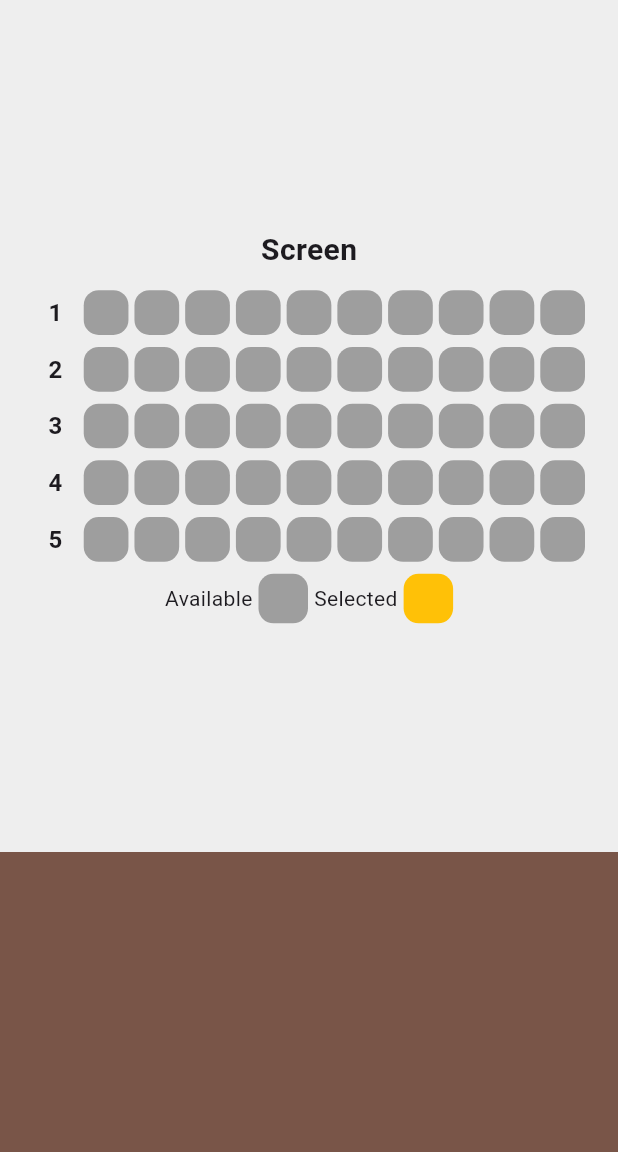
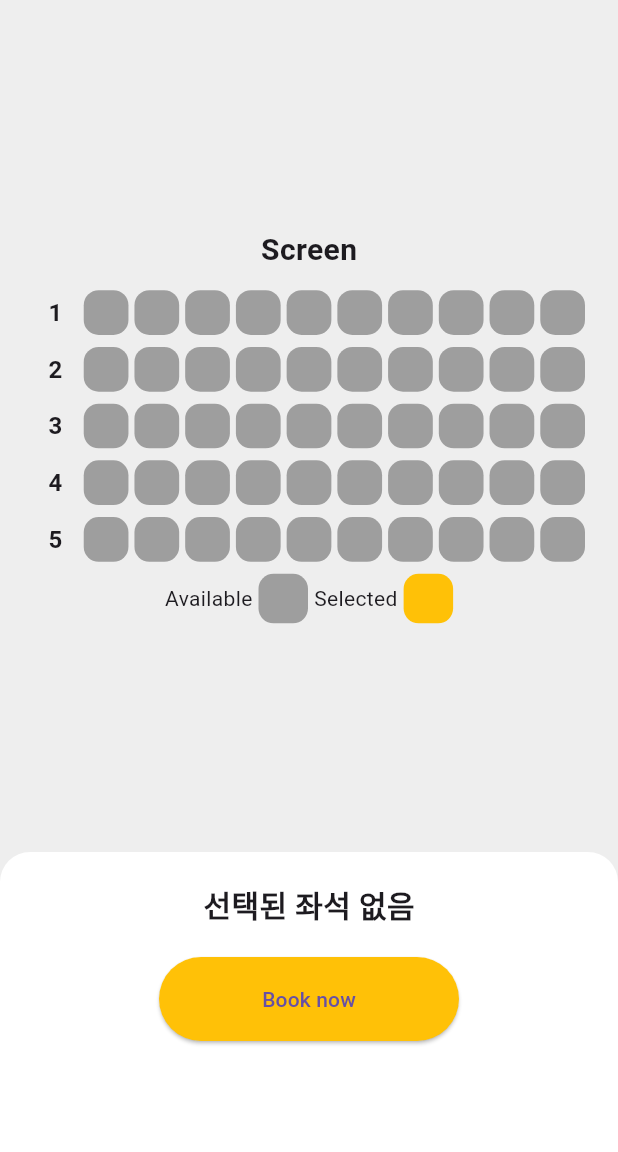
Before and after one commit to marofmar/kittypawdev_seat_select_app, a Flutter app: the screen it shows after launch, on a phone screen of 412 x 824 dp, the part 84-1236 px from its top. Run offline on Flutter 3.47's test engine with Material 3 defaults, Android fonts, the phone set to English and light mode, and no system bars.

Commit message:
좌석 선택할 화면 준비 완료, 이제 상태를 넣어주어야 함

```diff
--- a/lib/seat_bottom.dart
+++ b/lib/seat_bottom.dart
@@ -4,8 +4,31 @@ class SeatBottom extends StatelessWidget {
   @override
   Widget build(context) {
     return Container(
-      height: 200,
-      color: Colors.brown,
-    );
+        height: 200,
+        width: double.infinity,
+        decoration: BoxDecoration(
+          color: Colors.white,
+          borderRadius: BorderRadius.vertical(
+            top: Radius.circular(20),
+          ),
+        ),
+        child: Column(
+          children: [
+            SizedBox(height: 20),
+            Text('선택된 좌석 없음',
+                style: TextStyle(fontSize: 20, fontWeight: FontWeight.bold)),
+            SizedBox(height: 20),
+            SizedBox(
+              width: 200,
+              height: 56,
+              child: ElevatedButton(
+                  onPressed: () {},
+                  style: ElevatedButton.styleFrom(
+                    backgroundColor: Colors.amber,
+                  ),
+                  child: Text('Book now')),
+            )
+          ],
+        ));
   }
 }
```
